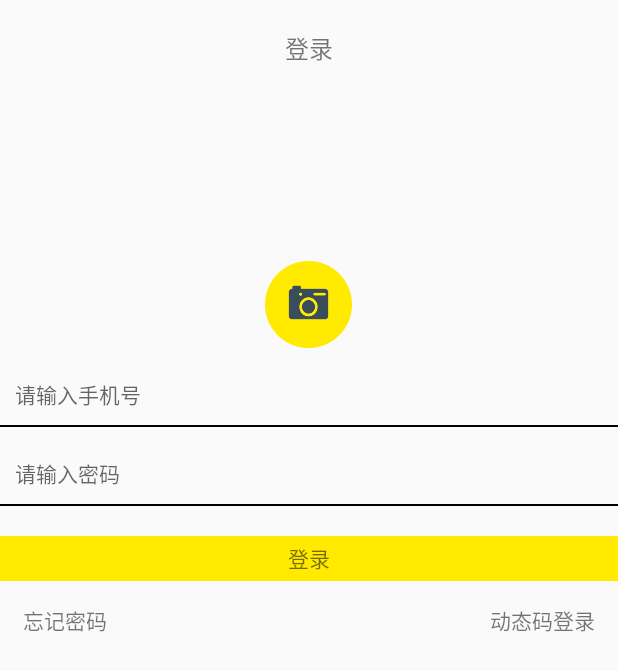
After one commit to haikelei/Android-liuzhi, an Android app: the LoginActivity screen opened directly, with no data from a screen before it, on a phone screen of 412 x 824 dp. The commit adds this screen. Shown: the top 671 px of the screen. Run offline under Robolectric (Android 15) with nearby library versions, the phone set to English and light mode, and no system bars; our stand-ins replace ButterKnife.

Commit message:
初步添加登录界面 忘记密码界面和动态码登录点击事件  --触发事件我设置在首页顶部中间的条框了

```diff
--- /dev/null
+++ b/app/src/main/java/com/hykj/liuzhi/androidcomponents/ui/activity/LoginActivity.java
@@ -0,0 +1,45 @@
+package com.hykj.liuzhi.androidcomponents.ui.activity;
+
+import android.content.Intent;
+import android.os.Bundle;
+import android.support.annotation.Nullable;
+import android.view.View;
+import android.widget.TextView;
+
+import com.hykj.liuzhi.R;
+
+import butterknife.BindView;
+import butterknife.ButterKnife;
+import butterknife.OnClick;
+
+/**
+ * Created by user on 2018/10/12.
+ */
+
+public class LoginActivity extends BaseActivity {
+    @BindView(R.id.tv_login_forgetpassword)
+    TextView mTvLoginForgetpassword;
+    @BindView(R.id.tv_login_dongcode2login)
+    TextView mTvLoginDongcode2login;
+
+    @Override
+    protected void onCreate(@Nullable Bundle savedInstanceState) {
+        super.onCreate(savedInstanceState);
+        setContentView(R.layout.activity_login);
+        ButterKnife.bind(this);
+    }
+
+    @OnClick({R.id.tv_login_forgetpassword, R.id.tv_login_dongcode2login})
+    public void onViewClicked(View view) {
+        Intent intent = null;
+        switch (view.getId()) {
+            case R.id.tv_login_forgetpassword:
+                intent = new Intent(LoginActivity.this, ForgetPasswordActivity.class);
+                break;
+            case R.id.tv_login_dongcode2login:
+                intent = new Intent(LoginActivity.this, DongStateCodeActivity.class);
+                break;
+        }
+        startActivity(intent);
+    }
+}
--- /dev/null
+++ b/app/src/main/res/layout/activity_login.xml
@@ -0,0 +1,79 @@
+<?xml version="1.0" encoding="utf-8"?>
+<LinearLayout xmlns:android="http://schemas.android.com/apk/res/android"
+    android:layout_width="match_parent"
+    android:layout_height="match_parent"
+    android:orientation="vertical">
+
+    <TextView
+        android:layout_width="match_parent"
+        android:layout_height="wrap_content"
+        android:layout_marginTop="20dp"
+        android:gravity="center_horizontal"
+        android:text="登录"
+        android:textSize="16sp" />
+
+    <ImageView
+        android:layout_width="wrap_content"
+        android:layout_height="wrap_content"
+        android:layout_centerHorizontal="true"
+        android:layout_gravity="center_horizontal|center_vertical"
+        android:layout_marginTop="130dp"
+        android:src="@mipmap/btn_publish_photo" />
+
+    <EditText
+        android:id="@+id/et_login_phone"
+        android:layout_width="wrap_content"
+        android:layout_height="wrap_content"
+        android:layout_marginTop="20dp"
+        android:background="@null"
+        android:hint="请输入手机号"
+        android:paddingLeft="10dp"
+        android:textSize="14sp" />
+
+    <View style="@style/commonDiciderStyle" />
+
+    <EditText
+        android:id="@+id/et_login_password"
+        android:layout_width="wrap_content"
+        android:layout_height="wrap_content"
+        android:layout_marginTop="20dp"
+        android:background="@null"
+        android:hint="请输入密码"
+        android:paddingLeft="10dp"
+        android:textSize="14sp" />
+
+    <View style="@style/commonDiciderStyle" />
+
+
+    <TextView
+        android:layout_width="match_parent"
+        android:layout_height="30dp"
+        android:layout_marginTop="20dp"
+        android:background="#ffea00"
+        android:gravity="center"
+        android:text="登录" />
+
+    <RelativeLayout
+        android:layout_width="match_parent"
+        android:layout_height="20dp"
+        android:layout_marginTop="15dp">
+
+        <TextView
+            android:id="@+id/tv_login_forgetpassword"
+            android:layout_width="wrap_content"
+            android:layout_height="wrap_content"
+            android:layout_marginLeft="15dp"
+            android:text="忘记密码"
+            android:textSize="14sp" />
+
+        <TextView
+            android:id="@+id/tv_login_dongcode2login"
+            android:layout_width="wrap_content"
+            android:layout_height="wrap_content"
+            android:layout_alignParentRight="true"
+            android:layout_marginRight="15dp"
+            android:text="动态码登录"
+            android:textSize="14sp" />
+    </RelativeLayout>
+
+</LinearLayout>
--- a/app/src/main/res/values/styles.xml
+++ b/app/src/main/res/values/styles.xml
@@ -7,5 +7,11 @@
         <item name="colorPrimaryDark">@color/colorPrimaryDark</item>
         <item name="colorAccent">@color/colorAccent</item>
     </style>
+    <style name="commonDiciderStyle">
+        <item name="android:layout_width">match_parent</item>
+        <item name="android:layout_height">1dp</item>
+        <item name="android:layout_marginTop">10dp</item>
+        <item name="android:background">#000</item>
+    </style>
 
 </resources>
```
Also changed, not shown: app/src/main/AndroidManifest.xml (+13 -7 lines), app/src/main/java/com/hykj/liuzhi/androidcomponents/ui/activity/DongStateCodeActivity.java (added, +18 -0 lines), app/src/main/java/com/hykj/liuzhi/androidcomponents/ui/activity/ForgetPasswordActivity.java (added, +18 -0 lines), app/src/main/java/com/hykj/liuzhi/androidcomponents/ui/fragment/HomeFragment.java (+5 -2 lines), app/src/main/res/layout/activity_dongstate_login.xml (added, +11 -0 lines), app/src/main/res/layout/activity_forget_password.xml (added, +11 -0 lines).
